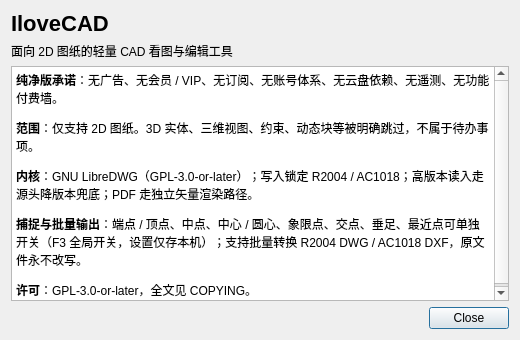
Above: src/ilovecad/ui/about.ui from pxhhero-bit/ilovecad before the change. Below: the same form after it.
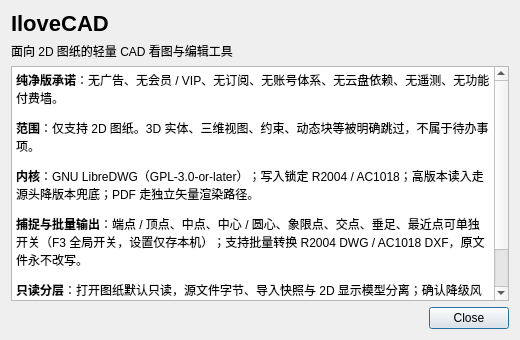
That is the form after the change.

Patch:
```diff
--- a/src/ilovecad/ui/about.ui
+++ b/src/ilovecad/ui/about.ui
@@ -8,7 +8,7 @@
   <layout class="QVBoxLayout" name="vbox">
    <item><widget class="QLabel" name="labelName"><property name="text"><string>IloveCAD</string></property><property name="styleSheet"><string notr="true">font-size:22px;font-weight:bold;</string></property></widget></item>
    <item><widget class="QLabel" name="labelDesc"><property name="text"><string>面向 2D 图纸的轻量 CAD 看图与编辑工具</string></property></widget></item>
-   <item><widget class="QTextBrowser" name="aboutText"><property name="html"><string>&lt;p&gt;&lt;b&gt;纯净版承诺&lt;/b&gt;：无广告、无会员 / VIP、无订阅、无账号体系、无云盘依赖、无遥测、无功能付费墙。&lt;/p&gt;&lt;p&gt;&lt;b&gt;范围&lt;/b&gt;：仅支持 2D 图纸。3D 实体、三维视图、约束、动态块等被明确跳过，不属于待办事项。&lt;/p&gt;&lt;p&gt;&lt;b&gt;内核&lt;/b&gt;：GNU LibreDWG（GPL-3.0-or-later）；写入锁定 R2004 / AC1018；高版本读入走源头降版本兜底；PDF 走独立矢量渲染路径。&lt;/p&gt;&lt;p&gt;&lt;b&gt;捕捉与批量输出&lt;/b&gt;：端点 / 顶点、中点、中心 / 圆心、象限点、交点、垂足、最近点可单独开关（F3 全局开关，设置仅存本机）；支持批量转换 R2004 DWG / AC1018 DXF，原文件永不改写。&lt;/p&gt;&lt;p&gt;&lt;b&gt;许可&lt;/b&gt;：GPL-3.0-or-later，全文见 COPYING。&lt;/p&gt;</string></property></widget></item>
+   <item><widget class="QTextBrowser" name="aboutText"><property name="html"><string>&lt;p&gt;&lt;b&gt;纯净版承诺&lt;/b&gt;：无广告、无会员 / VIP、无订阅、无账号体系、无云盘依赖、无遥测、无功能付费墙。&lt;/p&gt;&lt;p&gt;&lt;b&gt;范围&lt;/b&gt;：仅支持 2D 图纸。3D 实体、三维视图、约束、动态块等被明确跳过，不属于待办事项。&lt;/p&gt;&lt;p&gt;&lt;b&gt;内核&lt;/b&gt;：GNU LibreDWG（GPL-3.0-or-later）；写入锁定 R2004 / AC1018；高版本读入走源头降版本兜底；PDF 走独立矢量渲染路径。&lt;/p&gt;&lt;p&gt;&lt;b&gt;捕捉与批量输出&lt;/b&gt;：端点 / 顶点、中点、中心 / 圆心、象限点、交点、垂足、最近点可单独开关（F3 全局开关，设置仅存本机）；支持批量转换 R2004 DWG / AC1018 DXF，原文件永不改写。&lt;/p&gt;&lt;p&gt;&lt;b&gt;只读分层&lt;/b&gt;：打开图纸默认只读，源文件字节、导入快照与 2D 显示模型分离；确认降级风险后才启用编辑，源文件永不改写。&lt;/p&gt;&lt;p&gt;&lt;b&gt;许可&lt;/b&gt;：GPL-3.0-or-later，全文见 COPYING。&lt;/p&gt;</string></property></widget></item>
    <item><widget class="QDialogButtonBox" name="buttonBox"><property name="orientation"><enum>Qt::Horizontal</enum></property><property name="standardButtons"><enum>QDialogButtonBox::Close</enum></property></widget></item>
   </layout>
  </widget>
```
